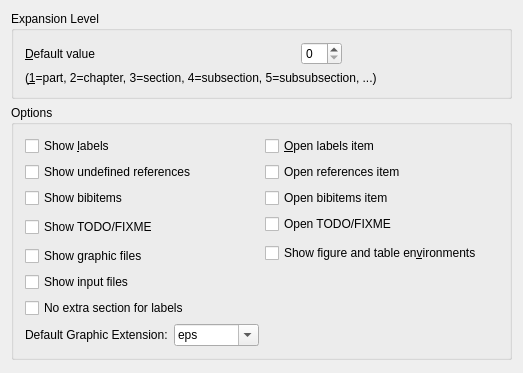
KDE/kile, file src/widgets/structureviewconfigwidget.ui: the form before one commit.
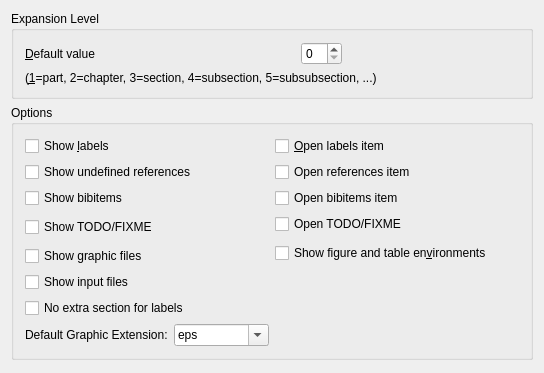
The form after the commit.

Patch:
```diff
--- a/src/widgets/structureviewconfigwidget.ui
+++ b/src/widgets/structureviewconfigwidget.ui
@@ -6,7 +6,7 @@
    <rect>
     <x>0</x>
     <y>0</y>
-    <width>523</width>
+    <width>544</width>
     <height>373</height>
    </rect>
   </property>
```
